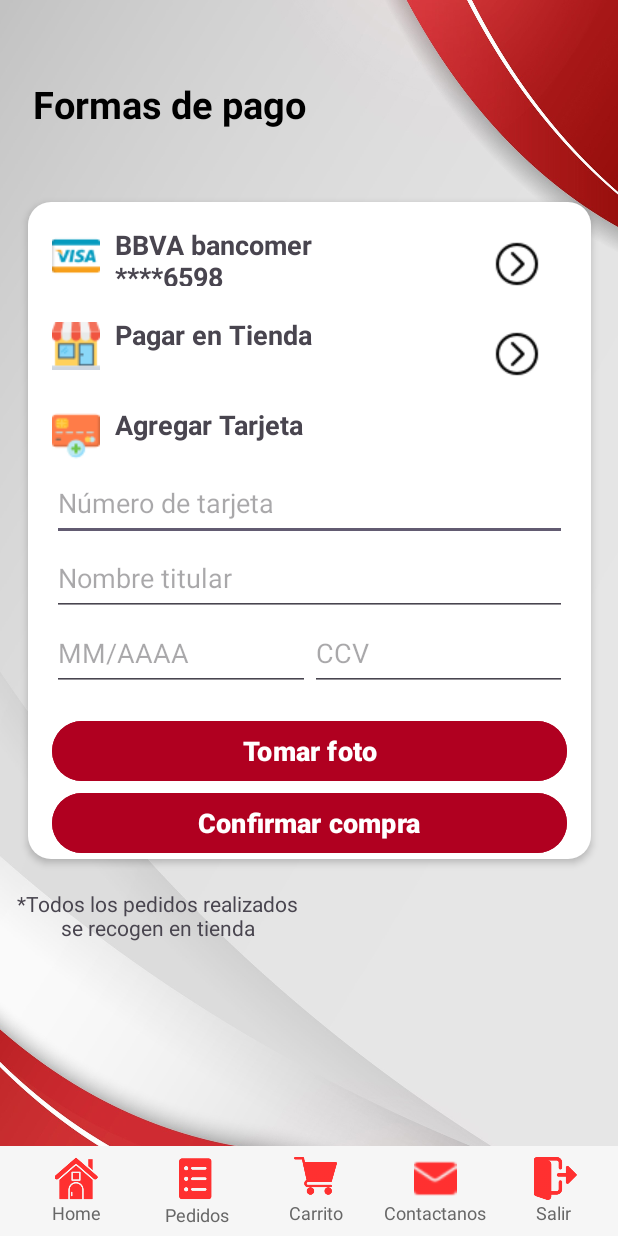
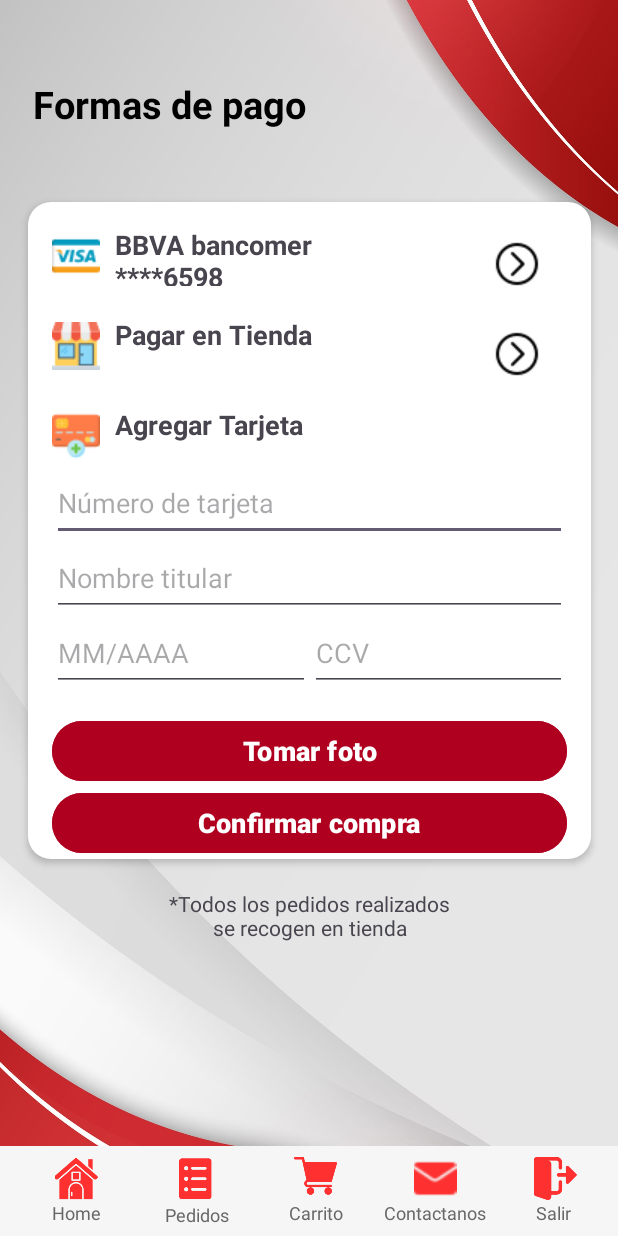
Before and after one commit to Rango-98/ProyectoV1, an Android app: the FormaPagoActivity screen opened directly, with no data from a screen before it, on a phone screen of 412 x 824 dp. Run offline under Robolectric (Android 15) with nearby library versions, the phone set to English and light mode, and no system bars.

Commit message:
cambios realizados

```diff
--- a/app/src/main/res/layout/activity_forma_pago.xml
+++ b/app/src/main/res/layout/activity_forma_pago.xml
@@ -214,13 +214,16 @@
                     android:id="@+id/txtAviso"
                     android:layout_width="209dp"
                     android:layout_height="49dp"
+                    android:layout_marginStart="101dp"
                     android:layout_marginTop="20dp"
+                    android:layout_marginEnd="101dp"
                     android:text="*Todos los pedidos realizados
 
      se recogen en tienda"
                     android:textAlignment="center"
-                    app:layout_constraintTop_toBottomOf="@+id/linearLayout3"
-                    tools:layout_editor_absoluteX="101dp" />
+                    app:layout_constraintEnd_toEndOf="parent"
+                    app:layout_constraintStart_toStartOf="parent"
+                    app:layout_constraintTop_toBottomOf="@+id/linearLayout3" />
 
             </androidx.constraintlayout.widget.ConstraintLayout>
 
--- a/app/src/main/res/layout/activity_pagina_principal.xml
+++ b/app/src/main/res/layout/activity_pagina_principal.xml
@@ -93,7 +93,7 @@
                     android:inputType="text"
                     android:paddingStart="10dp"
                     android:textColor="#000000"
-                    android:textSize="20sp"
+                    android:textSize="18sp"
                     android:textStyle="italic"
                     app:layout_constraintEnd_toEndOf="@+id/constraintLayout5"
                     app:layout_constraintStart_toStartOf="@+id/constraintLayout5"
```
